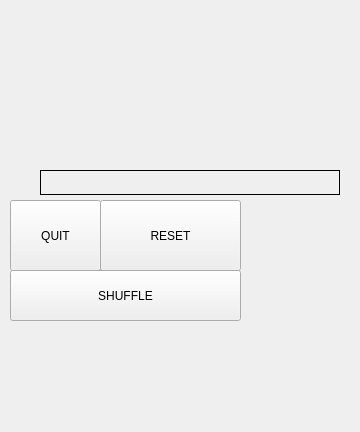
Qt form mainwindow.ui (sharwick/plock) before a commit.
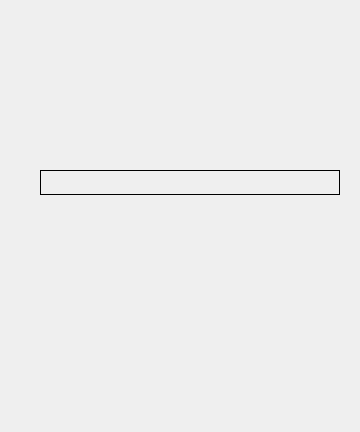
The same form after that commit.

Commit message: Basic (ideal) functionality for 8x9.. Game does not function right however.

What changed in the file:
```diff
--- a/mainwindow.ui
+++ b/mainwindow.ui
@@ -14,45 +14,6 @@
    <string>MainWindow</string>
   </property>
   <widget class="QWidget" name="centralWidget">
-   <widget class="QPushButton" name="quitButton">
-    <property name="geometry">
-     <rect>
-      <x>10</x>
-      <y>200</y>
-      <width>91</width>
-      <height>71</height>
-     </rect>
-    </property>
-    <property name="text">
-     <string>QUIT</string>
-    </property>
-   </widget>
-   <widget class="QPushButton" name="resetButton">
-    <property name="geometry">
-     <rect>
-      <x>100</x>
-      <y>200</y>
-      <width>141</width>
-      <height>71</height>
-     </rect>
-    </property>
-    <property name="text">
-     <string>RESET</string>
-    </property>
-   </widget>
-   <widget class="QPushButton" name="pushButton">
-    <property name="geometry">
-     <rect>
-      <x>10</x>
-      <y>270</y>
-      <width>231</width>
-      <height>51</height>
-     </rect>
-    </property>
-    <property name="text">
-     <string>SHUFFLE</string>
-    </property>
-   </widget>
    <widget class="QLabel" name="Timeclock">
     <property name="geometry">
      <rect>
```
Left out of the diff: 67 changed lines with no effect on the pictures. The commit also changes 2 other files.
